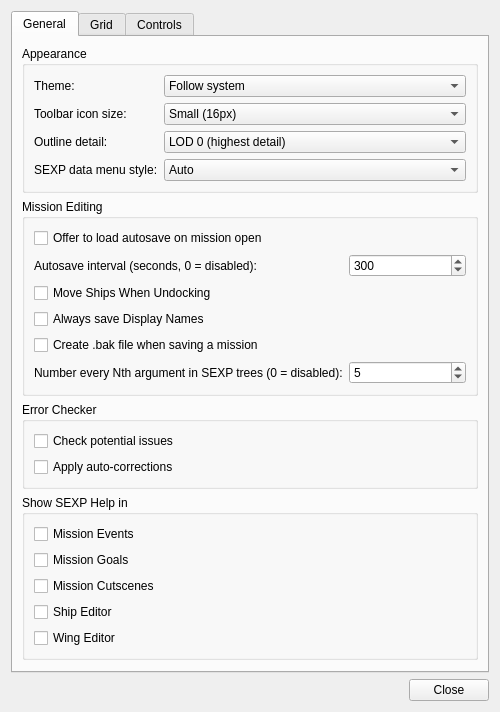
The window that qtfred/ui/PreferencesDialog.ui (scp-fs2open/fs2open.github.com) describes before a commit, drawn with Qt 5.
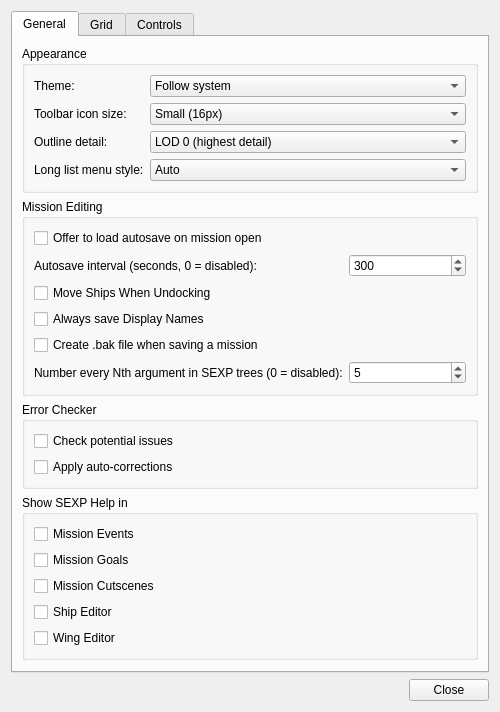
The same window after the commit.

Commit message: expanded data list menu usage (#7645)

```diff
--- a/qtfred/ui/PreferencesDialog.ui
+++ b/qtfred/ui/PreferencesDialog.ui
@@ -130,7 +130,7 @@
           <item row="3" column="0">
            <widget class="QLabel" name="sexpDataMenuStyleLabel">
             <property name="text">
-             <string>SEXP data menu style:</string>
+             <string>Long list menu style:</string>
             </property>
            </widget>
           </item>
```
Left out of the diff: 6 changed lines with no effect on the pictures. The commit also changes 19 other files.
